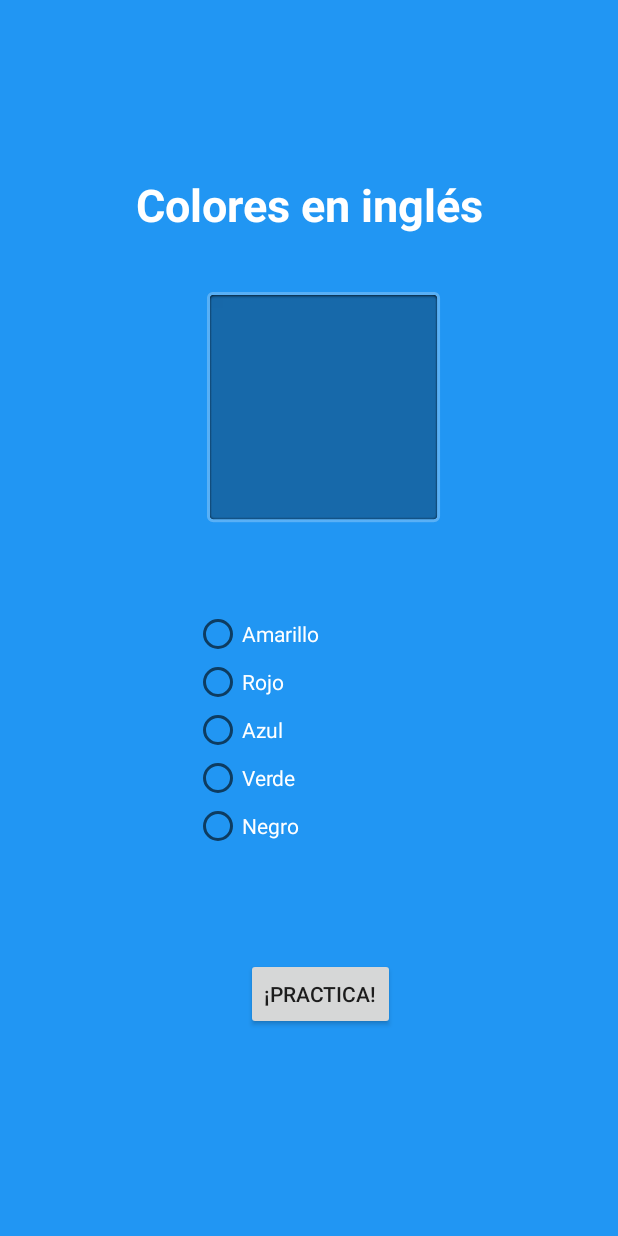
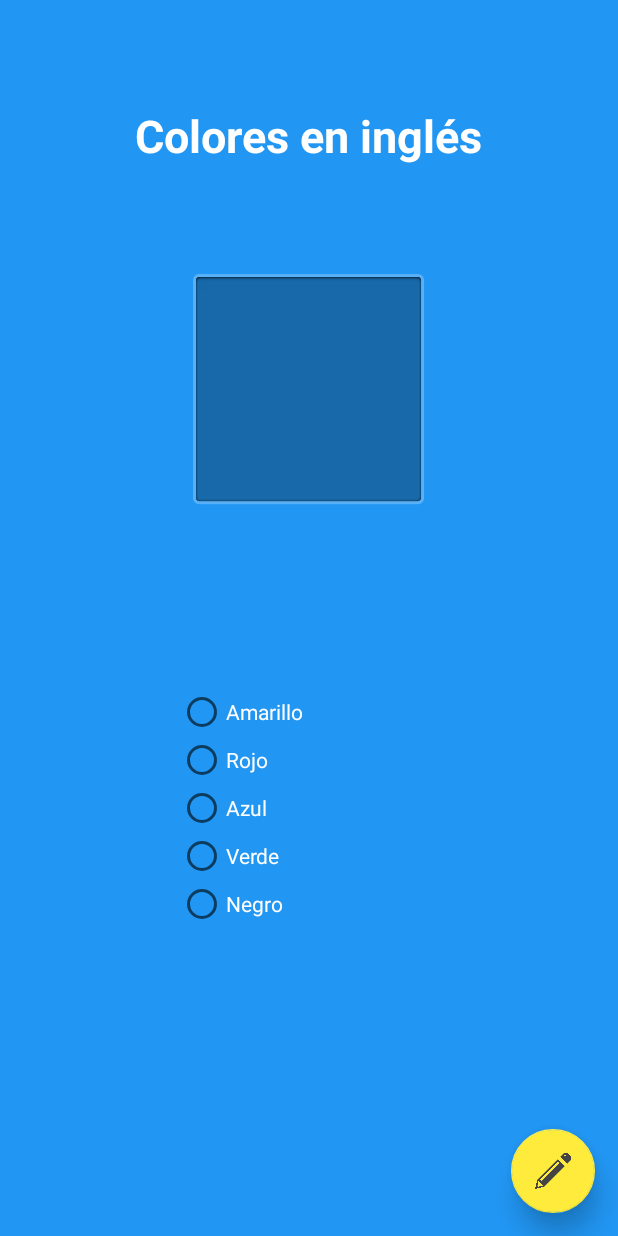
Before and after one commit to gasparpd/Android, an Android app: the ActivityColores screen opened directly, with no data from a screen before it, on a phone screen of 412 x 824 dp. Run offline under Robolectric (Android 15) with nearby library versions, the phone set to English and light mode, and no system bars.

Commit message:
Mejorada la interfaz con linear layout

```diff
--- a/AppAprendiendoIdiomas/app/src/main/java/com/example/appaprendiendoidiomas/ActivityColores.java
+++ b/AppAprendiendoIdiomas/app/src/main/java/com/example/appaprendiendoidiomas/ActivityColores.java
@@ -3,10 +3,11 @@ package com.example.appaprendiendoidiomas;
 import android.content.Intent;
 import android.os.Bundle;
 import android.view.View;
-import android.widget.Button;
 import android.widget.ImageView;
 import android.widget.RadioButton;
 import android.widget.TextView;
+
+import com.google.android.material.floatingactionbutton.FloatingActionButton;
 
 import static android.graphics.Color.BLACK;
 import static android.graphics.Color.BLUE;
@@ -19,7 +20,7 @@ public class ActivityColores extends MainActivity {
     RadioButton rb_rojo, rb_azul, rb_amarillo, rb_verde, rb_negro;
     ImageView img_color;
     TextView tv_colores;
-    Button btn_practica;
+    FloatingActionButton btn_practica;
 
     @Override
     protected void onCreate(Bundle savedInstanceState) {
@@ -36,7 +37,7 @@ public class ActivityColores extends MainActivity {
 
         tv_colores = findViewById(R.id.tv_colores_aprend);
 
-        btn_practica = findViewById(R.id.btn_practica);
+        btn_practica = findViewById(R.id.apr_colores_fbtn_practica);
     }
 
     public void rbRojo (View view){
--- a/AppAprendiendoIdiomas/app/src/main/res/layout/activity_colores.xml
+++ b/AppAprendiendoIdiomas/app/src/main/res/layout/activity_colores.xml
@@ -1,47 +1,41 @@
 <?xml version="1.0" encoding="utf-8"?>
-<androidx.constraintlayout.widget.ConstraintLayout xmlns:android="http://schemas.android.com/apk/res/android"
+<LinearLayout xmlns:android="http://schemas.android.com/apk/res/android"
     xmlns:app="http://schemas.android.com/apk/res-auto"
     xmlns:tools="http://schemas.android.com/tools"
     android:layout_width="match_parent"
     android:layout_height="match_parent"
     android:background="@color/colorPrimary"
+    android:orientation="vertical"
     tools:context=".ActivityColores">
 
     <TextView
         android:id="@+id/tv_colores_aprend"
-        android:layout_width="0dp"
+        android:layout_width="wrap_content"
         android:layout_height="wrap_content"
-        android:layout_marginTop="116dp"
+        android:layout_gravity="center"
+        android:layout_marginTop="70dp"
         android:gravity="center"
         android:text="@string/tv_colores_ingl"
         android:textColor="@color/text_color"
         android:textSize="30sp"
-        android:textStyle="bold"
-        app:layout_constraintEnd_toEndOf="parent"
-        app:layout_constraintHorizontal_bias="0.0"
-        app:layout_constraintStart_toStartOf="parent"
-        app:layout_constraintTop_toTopOf="parent" />
+        android:textStyle="bold" />
 
     <ImageView
         android:id="@+id/img_color"
-        android:layout_width="159dp"
+        android:layout_width="158dp"
         android:layout_height="158dp"
-        android:layout_marginStart="136dp"
-        android:layout_marginTop="36dp"
+        android:layout_gravity="center"
+        android:layout_marginTop="70dp"
         android:adjustViewBounds="false"
         android:contentDescription="@string/img_aprender_color"
-        android:theme="@android:style/Widget.ImageWell"
-        app:layout_constraintStart_toStartOf="parent"
-        app:layout_constraintTop_toBottomOf="@+id/tv_colores_aprend" />
+        android:theme="@android:style/Widget.ImageWell" />
 
     <RadioGroup
         android:id="@+id/rg_colores"
         android:layout_width="174dp"
         android:layout_height="wrap_content"
-        android:layout_marginStart="129dp"
-        android:layout_marginTop="56dp"
-        app:layout_constraintStart_toStartOf="parent"
-        app:layout_constraintTop_toBottomOf="@+id/img_color">
+        android:layout_gravity="center"
+        android:layout_marginTop="120dp">
 
         <RadioButton
             android:id="@+id/rb_amarillo"
@@ -49,7 +43,7 @@
             android:layout_height="wrap_content"
             android:onClick="rbAmar"
             android:text="@string/rb_amarillo"
-            android:textColor="@color/text_color"/>
+            android:textColor="@color/text_color" />
 
         <RadioButton
             android:id="@+id/rb_rojo"
@@ -57,7 +51,7 @@
             android:layout_height="wrap_content"
             android:onClick="rbRojo"
             android:text="@string/rb_rojo"
-            android:textColor="@color/text_color"/>
+            android:textColor="@color/text_color" />
 
         <RadioButton
             android:id="@+id/rb_azul"
@@ -65,7 +59,7 @@
             android:layout_height="wrap_content"
             android:onClick="rbAzul"
             android:text="@string/rb_azul"
-            android:textColor="@color/text_color"/>
+            android:textColor="@color/text_color" />
 
         <RadioButton
             android:id="@+id/rb_verde"
@@ -73,7 +67,7 @@
             android:layout_height="wrap_content"
             android:onClick="rbVerde"
             android:text="@string/rb_verde"
-            android:textColor="@color/text_color"/>
+            android:textColor="@color/text_color" />
 
         <RadioButton
             android:id="@+id/rb_negro"
@@ -81,18 +75,25 @@
             android:layout_height="wrap_content"
             android:onClick="rbNegro"
             android:text="@string/rb_negro"
-            android:textColor="@color/text_color"/>
+            android:textColor="@color/text_color" />
     </RadioGroup>
 
-    <Button
-        android:id="@+id/btn_practica"
-        android:layout_width="wrap_content"
-        android:layout_height="wrap_content"
-        android:layout_marginStart="164dp"
-        android:layout_marginTop="72dp"
-        android:onClick="practicarColores"
-        android:text="@string/btn_practica_colores"
-        app:layout_constraintStart_toStartOf="parent"
-        app:layout_constraintTop_toBottomOf="@+id/rg_colores" />
+    <androidx.constraintlayout.widget.ConstraintLayout
+        android:layout_width="match_parent"
+        android:layout_height="match_parent">
 
-</androidx.constraintlayout.widget.ConstraintLayout>
+        <com.google.android.material.floatingactionbutton.FloatingActionButton
+            android:id="@+id/apr_colores_fbtn_practica"
+            android:layout_width="wrap_content"
+            android:layout_height="wrap_content"
+            android:layout_marginEnd="15dp"
+            android:layout_marginBottom="15dp"
+            android:clickable="true"
+            android:onClick="practicarColores"
+            android:src="@drawable/icono_flotante_lapiz"
+            app:elevation="10dp"
+            app:layout_constraintBottom_toBottomOf="parent"
+            app:layout_constraintEnd_toEndOf="parent" />
+    </androidx.constraintlayout.widget.ConstraintLayout>
+
+</LinearLayout>
```
